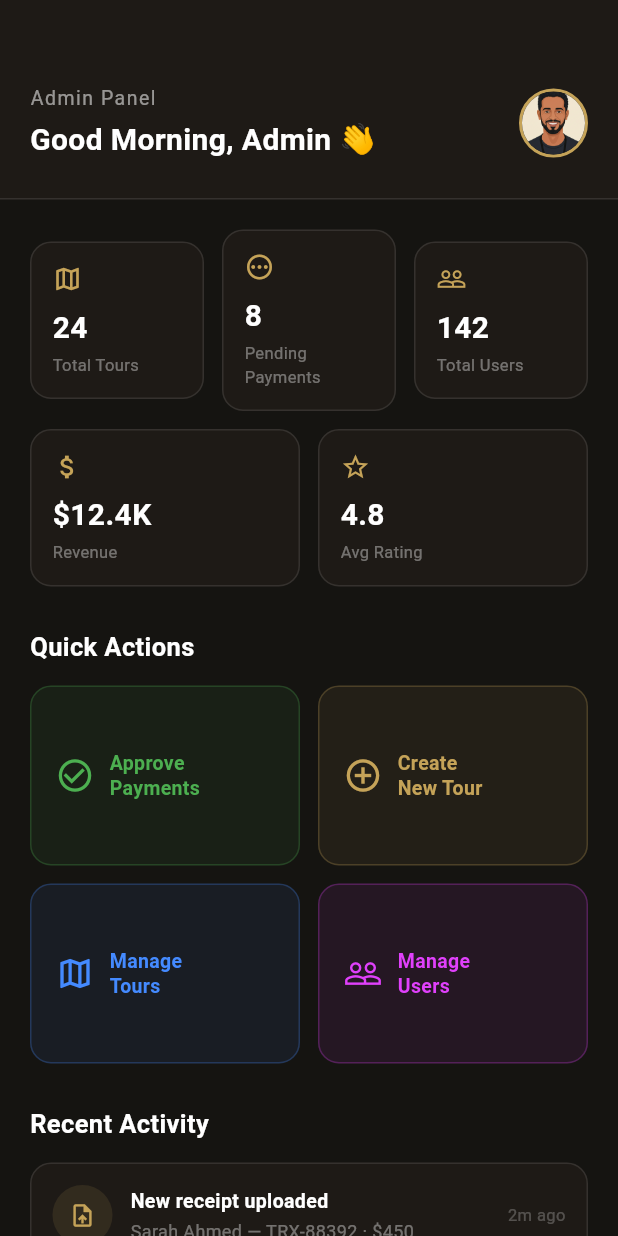
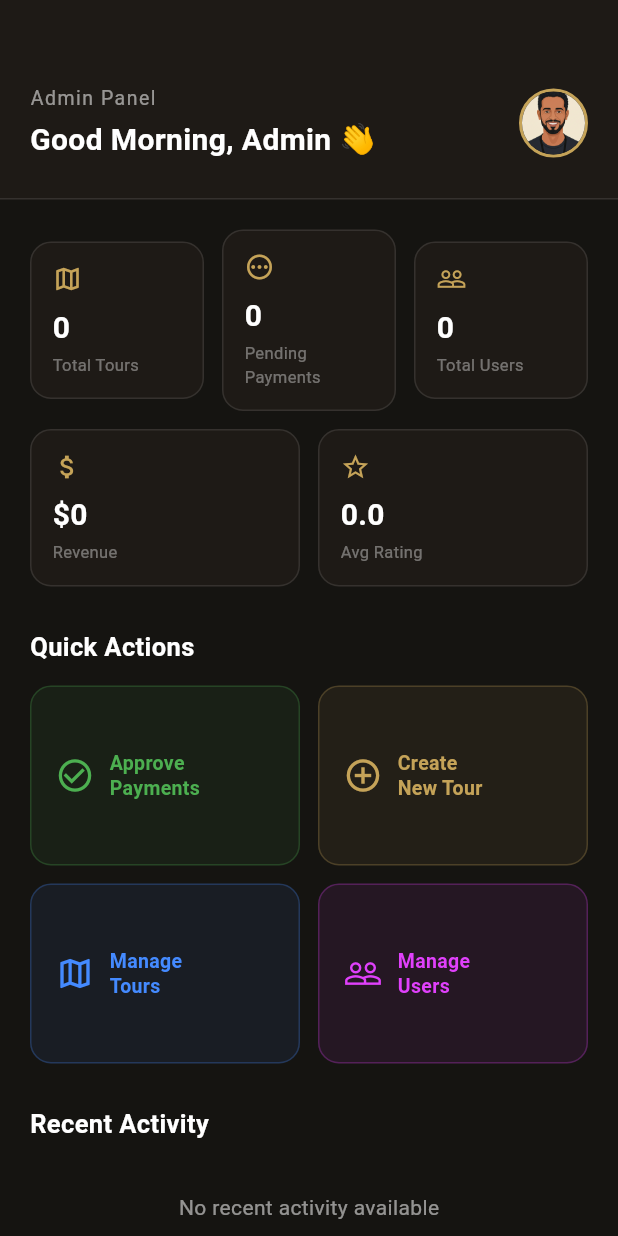
Before and after one commit to Mohamedkadry1/amun_guide, a Flutter app: the AdminDashboardScreen screen opened by its route, on a phone screen of 412 x 824 dp. Run offline on Flutter 3.47's test engine with Material 3 defaults, Android fonts, the phone set to English and light mode, and no system bars; our stand-ins replace dio, image_picker, shared_preferences; accounts and stored records are empty.

Commit message:
feat: implement admin dashboard UI with stats overview and quick actions

```diff
--- a/lib/screens/admin/admin_dashboard_screen.dart
+++ b/lib/screens/admin/admin_dashboard_screen.dart
@@ -67,20 +67,20 @@ class AdminDashboardScreen extends StatelessWidget {
 
                 // ─── Stats Row ────────────────────
                 Row(children: [
-                  _statCard('24', 'Total Tours', Icons.map_outlined),
+                  _statCard('0', 'Total Tours', Icons.map_outlined),
                   const SizedBox(width: 12),
-                  _statCard('8', 'Pending\nPayments', Icons.pending_outlined),
+                  _statCard('0', 'Pending\nPayments', Icons.pending_outlined),
                   const SizedBox(width: 12),
-                  _statCard('142', 'Total Users', Icons.people_outline),
+                  _statCard('0', 'Total Users', Icons.people_outline),
                 ]),
 
                 const SizedBox(height: 12),
 
                 Row(children: [
-                  _statCard('\$12.4K', 'Revenue', Icons.attach_money,
+                  _statCard('\$0', 'Revenue', Icons.attach_money,
                       wide: true),
                   const SizedBox(width: 12),
-                  _statCard('4.8', 'Avg Rating', Icons.star_outline,
+                  _statCard('0.0', 'Avg Rating', Icons.star_outline,
                       wide: true),
                 ]),
 
@@ -143,33 +143,12 @@ class AdminDashboardScreen extends StatelessWidget {
                         fontWeight: FontWeight.bold)),
                 const SizedBox(height: 14),
 
-                _activityItem(
-                  icon: Icons.upload_file,
-                  color: AppColors.gold,
-                  title: 'New receipt uploaded',
-                  subtitle: 'Sarah Ahmed — TRX-88392 · \$450',
-                  time: '2m ago',
-                ),
-                _activityItem(
-                  icon: Icons.person_add_outlined,
-                  color: Colors.blueAccent,
-                  title: 'New user registered',
-                  subtitle: 'David Miller joined as Tourist',
-                  time: '15m ago',
-                ),
-                _activityItem(
-                  icon: Icons.check_circle_outline,
-                  color: Colors.green,
-                  title: 'Payment approved',
-                  subtitle: 'TRX-77281 — Giza Tour · \$150',
-                  time: '1h ago',
-                ),
-                _activityItem(
-                  icon: Icons.tour_outlined,
-                  color: Colors.purpleAccent,
-                  title: 'New tour created',
-                  subtitle: 'Siwa Oasis Adventure — 3D2N',
-                  time: '3h ago',
+                // Activity list waiting for API integration
+                const Center(
+                  child: Padding(
+                    padding: EdgeInsets.symmetric(vertical: 20),
+                    child: Text('No recent activity available', style: TextStyle(color: Colors.white54)),
+                  )
                 ),
               ]),
             ),
```
